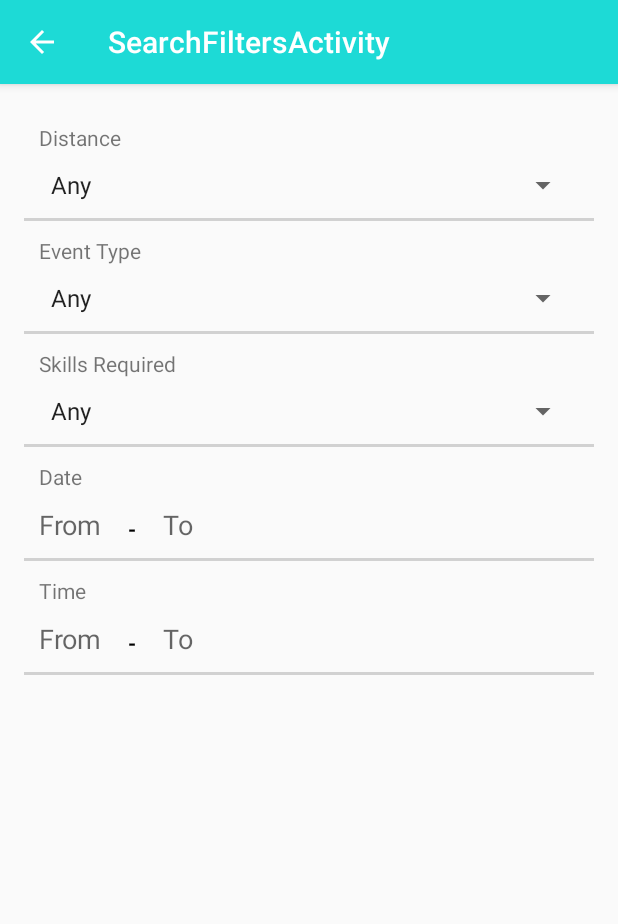
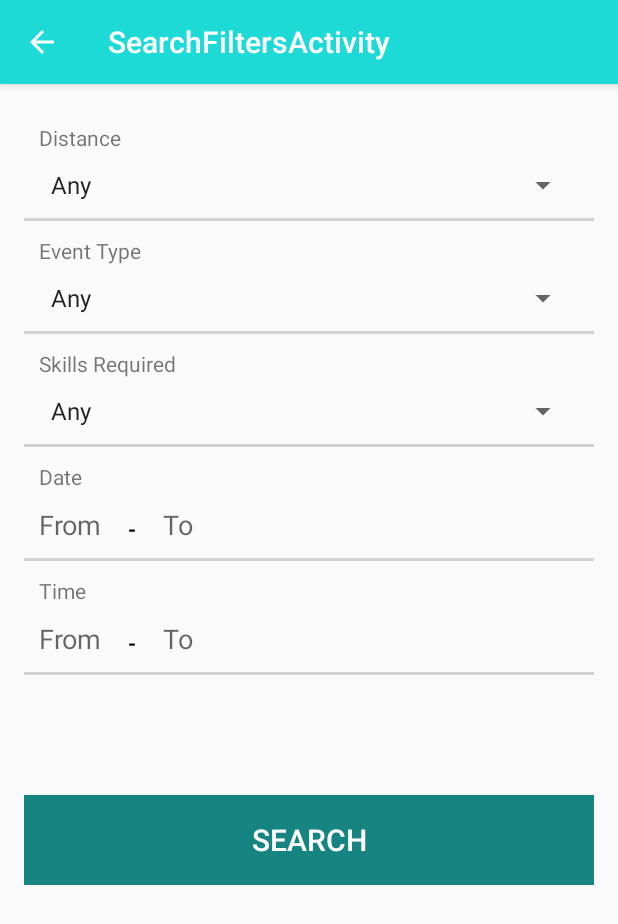
Before and after one commit to pinch-codepath/pinch, an Android app: the SearchFiltersActivity screen opened directly, with no data from a screen before it, on a phone screen of 412 x 824 dp. Shown: the top 924 px of the screen. Run offline under Robolectric (Android 15) with nearby library versions, the phone set to English and light mode, and no system bars; libraries missing offline, so code that uses them is left out: com.wdullaer.materialdatetimepicker.

Commit message:
Search Filters: UI polish

```diff
--- a/app/src/main/java/com/pinch/android/activities/SearchFiltersActivity.java
+++ b/app/src/main/java/com/pinch/android/activities/SearchFiltersActivity.java
@@ -1,5 +1,6 @@
 package com.pinch.android.activities;
 
+import android.content.Intent;
 import android.os.Debug;
 import android.support.v7.app.AppCompatActivity;
 import android.os.Bundle;
@@ -7,6 +8,7 @@ import android.util.Log;
 import android.view.Menu;
 import android.view.MenuItem;
 import android.view.View;
+import android.widget.Button;
 import android.widget.ImageView;
 import android.widget.TextView;
 
@@ -18,9 +20,7 @@ import com.wdullaer.materialdatetimepicker.time.TimePickerDialog;
 import java.text.DateFormat;
 import java.util.Calendar;
 
-public class SearchFiltersActivity extends AppCompatActivity implements
-        com.wdullaer.materialdatetimepicker.date.DatePickerDialog.OnDateSetListener,
-        com.wdullaer.materialdatetimepicker.time.TimePickerDialog.OnTimeSetListener {
+public class SearchFiltersActivity extends AppCompatActivity {
 
     DatePickerDialog fromDateDialog;
     DatePickerDialog toDateDialog;
@@ -36,6 +36,20 @@ public class SearchFiltersActivity extends AppCompatActivity implements
         super.onCreate(savedInstanceState);
         setContentView(R.layout.activity_search_filters);
 
+        setupDateTimePickers();
+
+        Button btSearch = (Button) findViewById(R.id.btSearch);
+        btSearch.setOnClickListener(new View.OnClickListener() {
+            @Override
+            public void onClick(View v) {
+                Intent searchIntent = new Intent();
+                setResult(200, searchIntent);
+                finish();
+            }
+        });
+    }
+
+    private void setupDateTimePickers() {
         tvFromDate = (TextView) findViewById(R.id.tvFromDate);
         tvToDate = (TextView) findViewById(R.id.tvToDate);
         tvFromTime = (TextView) findViewById(R.id.tvFromTime);
@@ -46,7 +60,12 @@ public class SearchFiltersActivity extends AppCompatActivity implements
             public void onClick(View v) {
                 Calendar now = Calendar.getInstance();
                 fromDateDialog = DatePickerDialog.newInstance(
-                        SearchFiltersActivity.this,
+                        new DatePickerDialog.OnDateSetListener() {
+                            @Override
+                            public void onDateSet(DatePickerDialog datePickerDialog, int year, int month, int day) {
+                                tvFromDate.setText(month + "/" + day + "/" + year);
+                            }
+                        },
                         now.get(Calendar.YEAR),
                         now.get(Calendar.MONTH),
                         now.get(Calendar.DAY_OF_MONTH)
@@ -60,7 +79,12 @@ public class SearchFiltersActivity extends AppCompatActivity implements
             public void onClick(View v) {
                 Calendar now = Calendar.getInstance();
                 toDateDialog = DatePickerDialog.newInstance(
-                        SearchFiltersActivity.this,
+                        new DatePickerDialog.OnDateSetListener() {
+                            @Override
+                            public void onDateSet(DatePickerDialog datePickerDialog, int year, int month, int day) {
+                                tvToDate.setText(month + "/" + day + "/" + year);
+                            }
+                        },
                         now.get(Calendar.YEAR),
                         now.get(Calendar.MONTH),
                         now.get(Calendar.DAY_OF_MONTH)
@@ -74,7 +98,12 @@ public class SearchFiltersActivity extends AppCompatActivity implements
             public void onClick(View v) {
                 Calendar now = Calendar.getInstance();
                 fromTimeDialog = TimePickerDialog.newInstance(
-                        SearchFiltersActivity.this,
+                        new TimePickerDialog.OnTimeSetListener() {
+                            @Override
+                            public void onTimeSet(RadialPickerLayout radialPickerLayout, int hour, int minute) {
+                                tvFromTime.setText(hour + ":" + minute);
+                            }
+                        },
                         now.get(Calendar.HOUR),
                         now.get(Calendar.MINUTE),
                         android.text.format.DateFormat.is24HourFormat(getApplicationContext())
@@ -88,7 +117,12 @@ public class SearchFiltersActivity extends AppCompatActivity implements
             public void onClick(View v) {
                 Calendar now = Calendar.getInstance();
                 toTimeDialog = TimePickerDialog.newInstance(
-                        SearchFiltersActivity.this,
+                        new TimePickerDialog.OnTimeSetListener() {
+                            @Override
+                            public void onTimeSet(RadialPickerLayout radialPickerLayout, int hour, int minute) {
+                                tvToTime.setText(hour + ":" + minute);
+                            }
+                        },
                         now.get(Calendar.HOUR),
                         now.get(Calendar.MINUTE),
                         android.text.format.DateFormat.is24HourFormat(getApplicationContext())
@@ -97,20 +131,4 @@ public class SearchFiltersActivity extends AppCompatActivity implements
             }
         });
     }
-
-    @Override
-    public void onDateSet(DatePickerDialog datePickerDialog, int year, int month, int date) {
-        if(datePickerDialog == fromDateDialog) {
-            tvFromDate.setText(month + "/" + date + "/" + year);
-        }
-        if(datePickerDialog == toDateDialog) {
-            tvToDate.setText(month + "/" + date + "/" + year);
-        }
-    }
-
-    @Override
-    public void onTimeSet(RadialPickerLayout view, int hour, int minute) {
-        tvFromTime.setText(hour + ":" + minute);
-
-    }
 }
--- a/app/src/main/res/layout/activity_search_filters.xml
+++ b/app/src/main/res/layout/activity_search_filters.xml
@@ -1,3 +1,6 @@
+<ScrollView xmlns:android="http://schemas.android.com/apk/res/android"
+    android:layout_width="match_parent"
+    android:layout_height="match_parent" >
     <RelativeLayout xmlns:android="http://schemas.android.com/apk/res/android"
         xmlns:tools="http://schemas.android.com/tools" android:layout_width="match_parent"
         android:layout_height="match_parent" android:paddingLeft="@dimen/activity_horizontal_margin"
@@ -232,4 +235,17 @@
             android:background="#d1d1d1"
             android:layout_below="@+id/llTime" >
         </View>
+
+        <Button
+            android:layout_width="match_parent"
+            android:layout_height="60dp"
+            android:layout_below="@+id/divider5"
+            android:layout_marginTop="80dp"
+            android:id="@+id/btSearch"
+            android:background="@color/colorPrimaryDark"
+            android:text="Search"
+            android:textSize="20sp"
+            android:textAllCaps="true"
+            android:textColor="@android:color/white"/>
     </RelativeLayout>
+</ScrollView>
--- a/app/src/main/res/layout/fragment_search_filters.xml
+++ b/app/src/main/res/layout/fragment_search_filters.xml
@@ -9,7 +9,6 @@
         android:layout_height="wrap_content"
         android:iconifiedByDefault="false"
         android:layout_margin="10dp"
-        android:background="#ededed"
         android:elevation="2dp"
         android:id="@+id/svEvents"
         android:queryHint="Keywords">
```
Also changed, not shown: app/src/main/java/com/pinch/android/fragments/SearchFiltersFragment.java (+16 -6 lines). Lines whose indentation alone changed are shown as unchanged.
